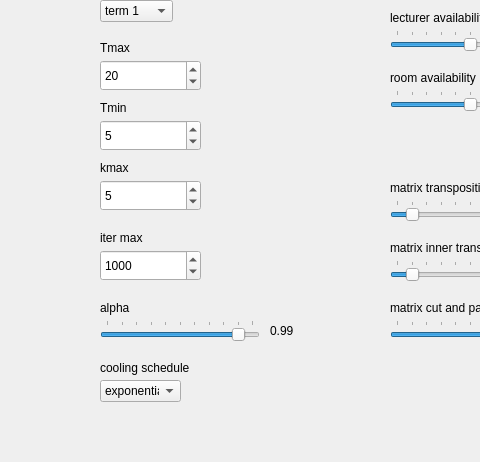
Above: gui/main_window.ui from dominik-air/timetable-scheduler before the change; both pictures show x 0 to 480 and y 100 to 562 of the 1088 by 713 pixel window. Below: the same form after it.
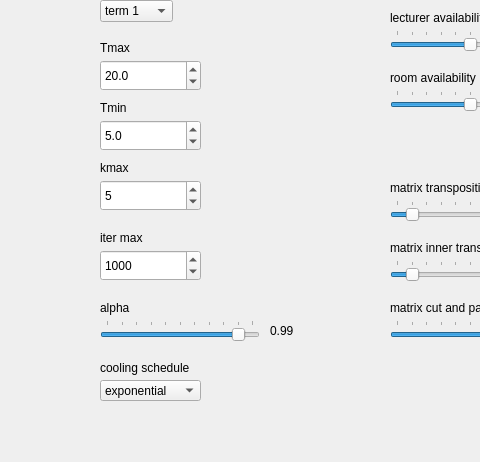
That is the form after the change.

What changed in the file:
```diff
--- a/gui/main_window.ui
+++ b/gui/main_window.ui
@@ -203,8 +203,8 @@
      <rect>
       <x>100</x>
       <y>480</y>
-      <width>81</width>
-      <height>22</height>
+      <width>101</width>
+      <height>21</height>
      </rect>
     </property>
     <item>
@@ -477,32 +477,6 @@
      <string>APPLY</string>
     </property>
    </widget>
-   <widget class="QSpinBox" name="spinBox_tmax">
-    <property name="geometry">
-     <rect>
-      <x>100</x>
-      <y>160</y>
-      <width>101</width>
-      <height>31</height>
-     </rect>
-    </property>
-    <property name="value">
-     <number>20</number>
-    </property>
-   </widget>
-   <widget class="QSpinBox" name="spinBox_tmin">
-    <property name="geometry">
-     <rect>
-      <x>100</x>
-      <y>220</y>
-      <width>101</width>
-      <height>31</height>
-     </rect>
-    </property>
-    <property name="value">
-     <number>5</number>
-    </property>
-   </widget>
    <widget class="QSpinBox" name="spinBox_kmax">
     <property name="geometry">
      <rect>
@@ -719,6 +693,56 @@
      <bool>true</bool>
     </property>
    </widget>
+   <widget class="QDoubleSpinBox" name="doubleSpinBox_tmax">
+    <property name="geometry">
+     <rect>
+      <x>100</x>
+      <y>160</y>
+      <width>101</width>
+      <height>31</height>
+     </rect>
+    </property>
+    <property name="decimals">
+     <number>1</number>
+    </property>
+    <property name="minimum">
+     <double>0.100000000000000</double>
+    </property>
+    <property name="maximum">
+     <double>200.000000000000000</double>
+    </property>
+    <property name="singleStep">
+     <double>0.100000000000000</double>
+    </property>
+    <property name="value">
+     <double>20.000000000000000</double>
+    </property>
+   </widget>
+   <widget class="QDoubleSpinBox" name="doubleSpinBox_tmin">
+    <property name="geometry">
+     <rect>
+      <x>100</x>
+      <y>220</y>
+      <width>101</width>
+      <height>31</height>
+     </rect>
+    </property>
+    <property name="decimals">
+     <number>1</number>
+    </property>
+    <property name="minimum">
+     <double>0.100000000000000</double>
+    </property>
+    <property name="maximum">
+     <double>200.000000000000000</double>
+    </property>
+    <property name="singleStep">
+     <double>0.100000000000000</double>
+    </property>
+    <property name="value">
+     <double>5.000000000000000</double>
+    </property>
+   </widget>
   </widget>
   <widget class="QMenuBar" name="menubar">
    <property name="geometry">
```
Left out of the diff: 6 changed lines with no effect on the pictures.
